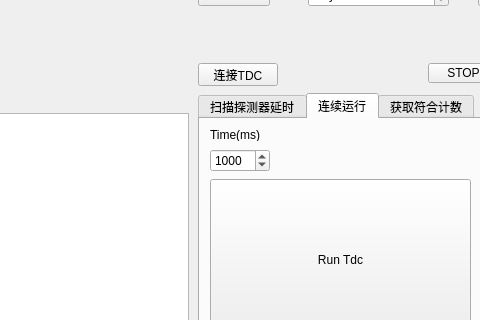
This is source/mainwindow.ui in WhiteChimney/ModePairingTest_v1 as Qt 5 draws it before an edit; both pictures show x 202 to 682 and y 189 to 509 of the 1240 by 600 pixel window. The edited form follows.
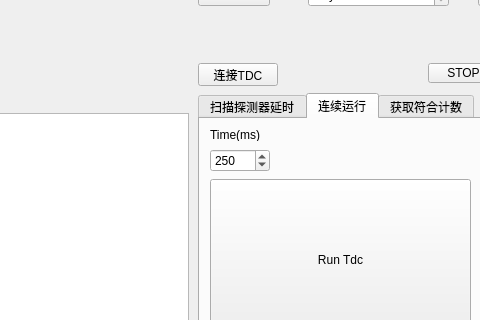
This is the edited form. Custom widgets are drawn as their Qt base class.

Commit message: debug完

The edit to the form file:
```diff
--- a/source/mainwindow.ui
+++ b/source/mainwindow.ui
@@ -558,7 +558,7 @@
        <number>2000</number>
       </property>
       <property name="value">
-       <number>1000</number>
+       <number>250</number>
       </property>
      </widget>
      <widget class="QPushButton" name="btnRunTdcConti">
```
The commit also changes 2 other files.
